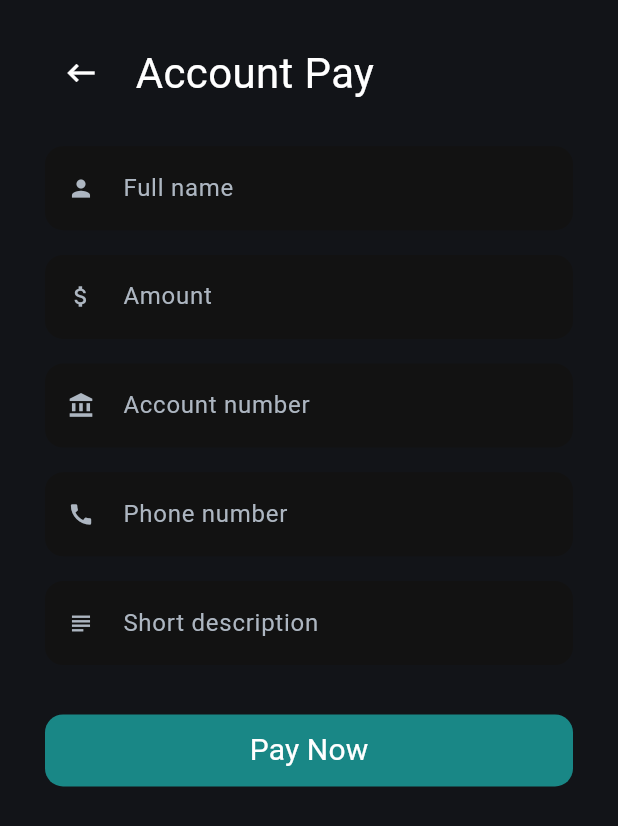
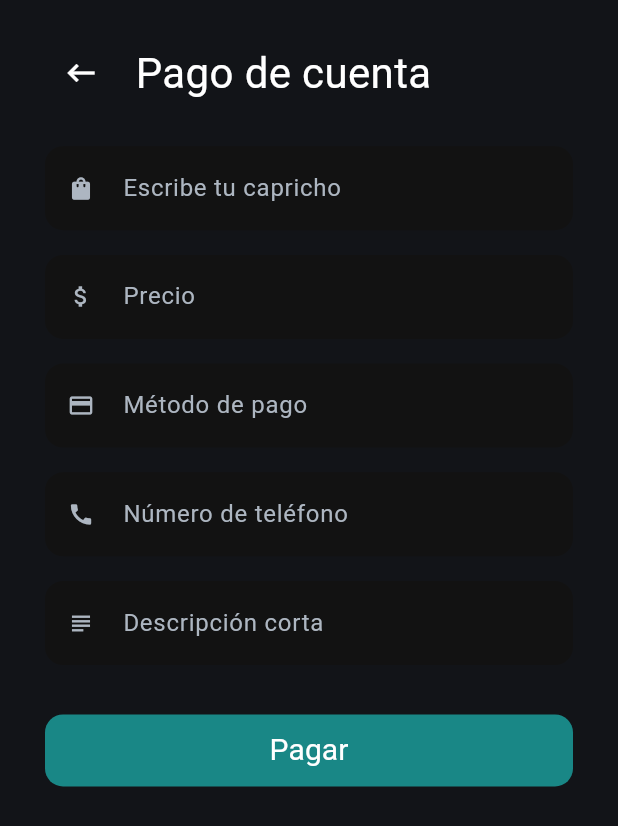
Before and after one commit to josmeldev/creacode_finanzas, a Flutter app: the AddExpensesPayer screen opened directly, on a phone screen of 412 x 824 dp. Shown: the top 826 px of the screen. Run offline on Flutter 3.47's test engine with Material 3 defaults, Android fonts, the phone set to English and light mode, and no system bars; our stand-ins replace firebase_auth, firebase_core, firebase_database, firebase_storage, flutter_switch, fluttertoast and 2 more; accounts and stored records are empty; Roboto replaces fonts that are missing (Outfit).

Commit message:
update mejorar el texto escrito

```diff
--- a/lib/presentation/screens/my_wallet/expenses/add_expenses_payer.dart
+++ b/lib/presentation/screens/my_wallet/expenses/add_expenses_payer.dart
@@ -153,7 +153,7 @@ class _AddExpensesPayerState extends State<AddExpensesPayer> {
                                 width: constraints.maxWidth * 0.03,
                               ),
                               const Text(
-                                'Account Pay',
+                                'Pago de cuenta',
                                 textAlign: TextAlign.start,
                                 style: TextStyle(
                                     fontSize: 28, fontWeight: FontWeight.w400),
@@ -164,8 +164,8 @@ class _AddExpensesPayerState extends State<AddExpensesPayer> {
                             height: constraints.maxHeight * 0.03,
                           ),
                           CustomTextField(
-                            hint: 'Full name',
-                            iconName: Icons.person,
+                            hint: 'Escribe tu capricho',
+                            iconName: Icons.shopping_bag,
                             controller: nameController,
                             validator: _validateFormField,
                           ),
@@ -173,7 +173,7 @@ class _AddExpensesPayerState extends State<AddExpensesPayer> {
                             height: constraints.maxHeight * 0.02,
                           ),
                           CustomTextField(
-                              hint: 'Amount',
+                              hint: 'Precio',
                               iconName: Icons.attach_money,
                               controller: amountController,
                               validator: _validateNumber,
@@ -185,8 +185,8 @@ class _AddExpensesPayerState extends State<AddExpensesPayer> {
                             height: constraints.maxHeight * 0.02,
                           ),
                           CustomTextField(
-                              hint: 'Account number',
-                              iconName: Icons.account_balance,
+                              hint: 'Método de pago',
+                              iconName: Icons.credit_card,
                               controller: accountNumberController,
                               validator: _validateNumber,
                               keyboardType: TextInputType.number,
@@ -197,7 +197,7 @@ class _AddExpensesPayerState extends State<AddExpensesPayer> {
                             height: constraints.maxHeight * 0.02,
                           ),
                           CustomTextField(
-                              hint: 'Phone number',
+                              hint: 'Número de teléfono',
                               iconName: Icons.call,
                               controller: phoneNumberController,
                               validator: _validateNumber,
@@ -209,7 +209,7 @@ class _AddExpensesPayerState extends State<AddExpensesPayer> {
                             height: constraints.maxHeight * 0.02,
                           ),
                           CustomTextField(
-                            hint: 'Short description',
+                            hint: 'Descripción corta',
                             iconName: Icons.subject,
                             controller: shortDescriptionController,
                             validator: null,
@@ -220,7 +220,7 @@ class _AddExpensesPayerState extends State<AddExpensesPayer> {
                           TButton(
                               constraints: constraints,
                               btnColor: Theme.of(context).primaryColor,
-                              btnText: 'Pay Now',
+                              btnText: 'Pagar',
                               onPressed: _addAndPay),
                           SizedBox(
                             height: constraints.maxHeight * 0.04,
--- a/lib/presentation/screens/my_wallet/savings/automatic_investment_screen.dart
+++ b/lib/presentation/screens/my_wallet/savings/automatic_investment_screen.dart
@@ -27,7 +27,7 @@ class _AutoInvestmentScreenState extends State<AutoInvestmentScreen> {
 
   String? checkValid(value) {
     if (value.isEmpty) {
-      return 'Please enter the amount';
+      return 'Por favor ingrese el monto';
     }
     return null;
   }
@@ -61,7 +61,7 @@ class _AutoInvestmentScreenState extends State<AutoInvestmentScreen> {
                                 width: constraints.maxWidth * 0.03,
                               ),
                               const Text(
-                                'Automatic Investment',
+                                'Inversión automática',
                                 textAlign: TextAlign.start,
                                 style: TextStyle(
                                     fontSize: 28, fontWeight: FontWeight.w400),
@@ -75,7 +75,7 @@ class _AutoInvestmentScreenState extends State<AutoInvestmentScreen> {
                             mainAxisAlignment: MainAxisAlignment.spaceBetween,
                             children: [
                               Text(
-                                'Select risk capacity range',
+                                'Seleccione el rango de riesgo',
                                 style: TextStyle(
                                     fontSize: 18,
                                     color: Theme.of(context).primaryColor,
@@ -111,7 +111,7 @@ class _AutoInvestmentScreenState extends State<AutoInvestmentScreen> {
                             mainAxisAlignment: MainAxisAlignment.spaceBetween,
                             children: [
                               Text(
-                                'Select years for investment',
+                                'Seleccione años para invertir',
                                 style: TextStyle(
                                     fontSize: 18,
                                     color: Theme.of(context).primaryColor,
@@ -144,7 +144,7 @@ class _AutoInvestmentScreenState extends State<AutoInvestmentScreen> {
                             height: constraints.maxHeight * 0.05,
                           ),
                           Text(
-                            'Enter amount to invest',
+                            'Introduzca el monto a invertir',
                             style: TextStyle(
                                 fontSize: 18,
                                 color: Theme.of(context).primaryColor,
@@ -154,7 +154,7 @@ class _AutoInvestmentScreenState extends State<AutoInvestmentScreen> {
                             height: constraints.maxHeight * 0.02,
                           ),
                           CustomTextField(
-                              hint: 'Amount',
+                              hint: 'Cantidad',
                               iconName: Icons.attach_money,
                               controller: amountController,
                               validator: checkValid,
@@ -168,18 +168,18 @@ class _AutoInvestmentScreenState extends State<AutoInvestmentScreen> {
                           TButton(
                               constraints: constraints,
                               btnColor: Theme.of(context).primaryColor,
-                              btnText: 'Continue',
+                              btnText: 'Continuar',
                               onPressed: () {
                                 if (_formKey.currentState!.validate()) {
                                   if (investmentYears == 0.0 ||
                                       currentValue == 0.0) {
                                     ToastMessage().toastMessage(
-                                        'Please select number of years & risk capacity',
+                                        'Por favor seleccione número de años y capacidad de riesgo',
                                         Colors.red);
                                   } else {
                                     Navigator.of(context).pop();
                                     ToastMessage().toastMessage(
-                                        'Data sent successfully!',
+                                        '¡Datos enviados exitosamente!',
                                         Colors.green);
                                   }
                                 }
```
